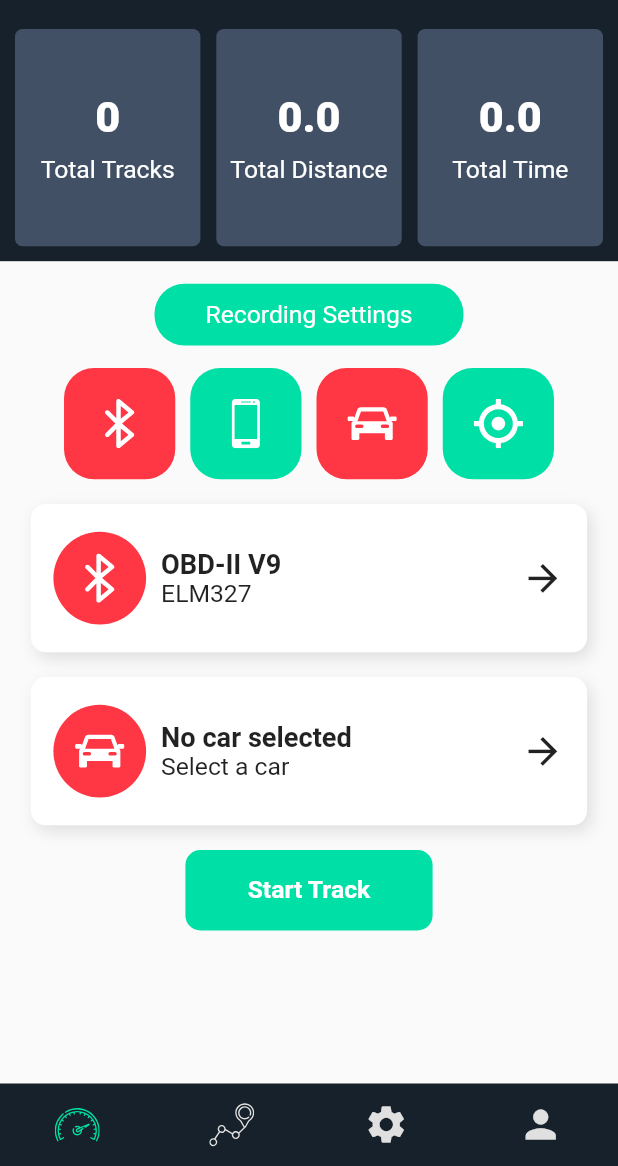
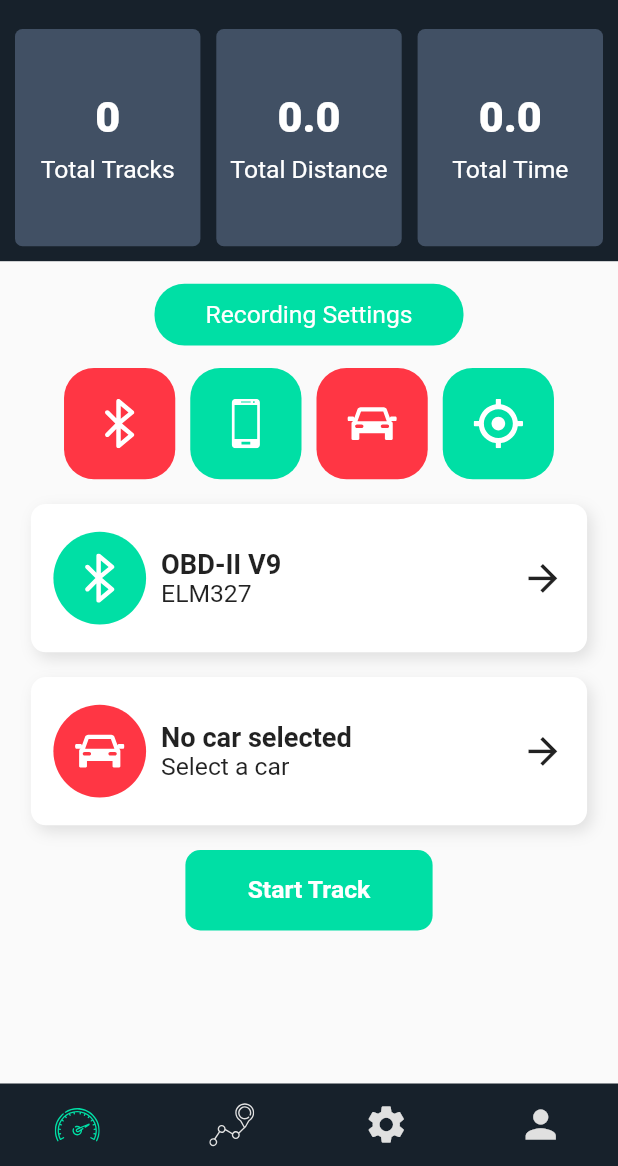
Before and after one commit to enviroCar/enviroCar-Cross-Platform-App, a Flutter app: the Index screen opened by its route, on a phone screen of 412 x 824 dp, the part 70-1236 px from its top. Run offline on Flutter 3.47's test engine with Material 2 defaults, Android fonts, the phone set to English and light mode, and no system bars; our stand-ins replace device_preview, flutter_map, flutter_secure_storage, flutter_svg, geolocator, introduction_screen and 4 more; missing offline and left inert: flutter_reactive_ble, system_shortcuts; accounts and stored records are empty; network calls fail.

```diff
--- a/lib/screens/dashboardScreen.dart
+++ b/lib/screens/dashboardScreen.dart
@@ -100,16 +100,11 @@ class _DashboardScreenState extends State<DashboardScreen> {
             ),
 
             // Bluetooth Card
-            Consumer<BluetoothStatusProvider>(
-              builder: (context, provider, child) {
-                return DashboardCard(
-                  assetName: 'assets/icons/bluetooth.svg',
-                  title: 'OBD-II V9',
-                  subtitle: 'ELM327',
-                  routeName: BluetoothDevicesScreen.routeName,
-                  iconBackgroundColor: provider.bluetoothState == BluetoothConnectionStatus.ON ? kSpringColor : kErrorColor,
-                );
-              },
+            DashboardCard(
+              assetName: 'assets/icons/bluetooth.svg',
+              title: 'OBD-II V9',
+              subtitle: 'ELM327',
+              routeName: BluetoothDevicesScreen.routeName,
             ),
             SizedBox(
               height: deviceHeight * 0.02,
--- a/lib/screens/trackDetailsScreen.dart
+++ b/lib/screens/trackDetailsScreen.dart
@@ -1,11 +1,9 @@
-import 'package:envirocar_app_main/widgets/tracksScrrenWidgets/trackDetailsCard.dart';
 import 'package:flutter/material.dart';
 
 import '../constants.dart';
 import '../models/track.dart';
-import '../widgets/trackDetailsWidgets/carDetailsCard.dart';
 import '../widgets/trackDetailsWidgets/stackedMapButton.dart';
-import '../widgets/tracksScrrenWidgets/trackCard.dart';
+import '../widgets/tracksScrrenWidgets/trackDetailsCard.dart';
 
 class TrackDetailsScreen extends StatelessWidget {
   static const routeName = '/trackDetailsScreen';
```
Also changed, not shown: lib/screens/bluetoothDevicesScreen.dart (+11 -1 lines).
